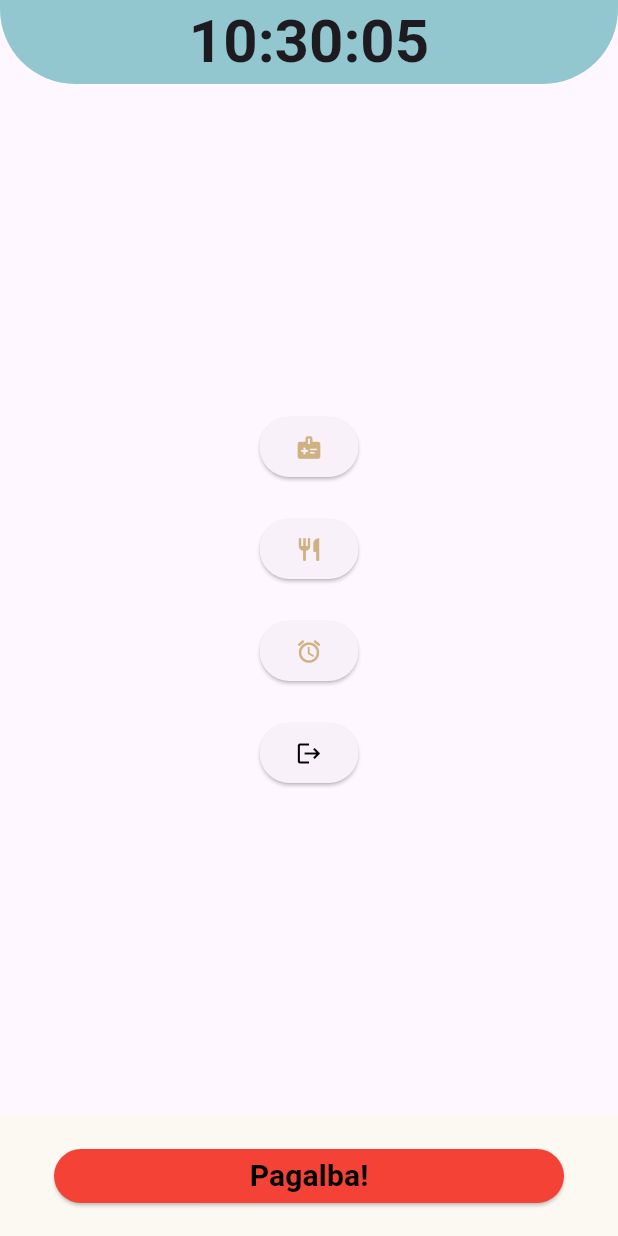
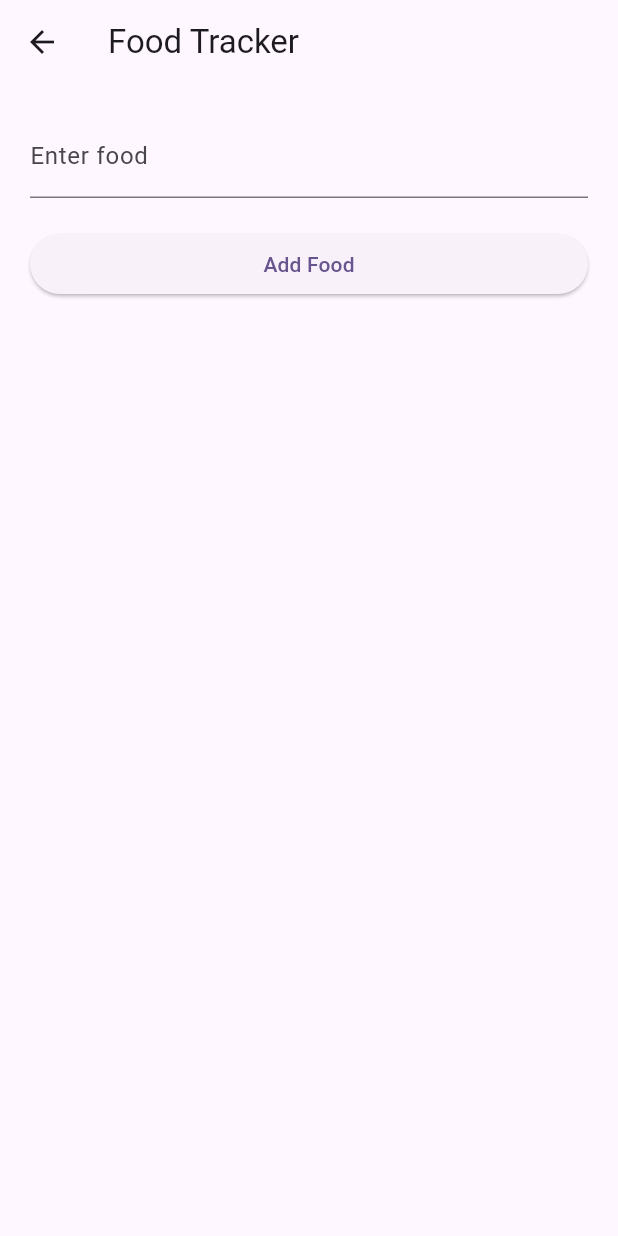
Before and after one commit to shiver225/Senjorams, a Flutter app: the MainScreen screen opened directly, after a tap on the "medical information" icon, after a tap on the "restaurant" icon, on a phone screen of 412 x 824 dp. Run offline on Flutter 3.47's test engine with Material 3 defaults, Android fonts, the phone set to English and light mode, and no system bars; our stand-ins replace cloud_firestore, cloud_functions, firebase_auth, firebase_core; accounts and stored records are empty.

Commit message:
Food ui plus fuxes

```diff
--- /dev/null
+++ b/senjorams/lib/food_ui.dart
@@ -0,0 +1,64 @@
+import 'package:flutter/material.dart';
+
+class FoodScreen extends StatefulWidget {
+  const FoodScreen({Key? key}) : super(key: key);
+
+  @override
+  _FoodScreenState createState() => _FoodScreenState();
+}
+
+class _FoodScreenState extends State<FoodScreen> {
+  List<String> foods = []; // List to store the entered foods
+
+  TextEditingController foodController = TextEditingController(); // Controller for the text field
+
+  // Function to add food to the list
+  void addFood(String food) {
+    setState(() {
+      foods.add(food);
+      foodController.clear(); // Clear the text field after adding the food
+    });
+  }
+
+  @override
+  Widget build(BuildContext context) {
+    return Scaffold(
+      appBar: AppBar(
+        title: Text('Food Tracker'),
+      ),
+      body: Padding(
+        padding: const EdgeInsets.all(20.0),
+        child: Column(
+          crossAxisAlignment: CrossAxisAlignment.stretch,
+          children: [
+            TextField(
+              controller: foodController,
+              decoration: InputDecoration(labelText: 'Enter food'),
+              onSubmitted: (value) {
+                addFood(value);
+              },
+            ),
+            SizedBox(height: 20),
+            ElevatedButton(
+              onPressed: () {
+                addFood(foodController.text);
+              },
+              child: Text('Add Food'),
+            ),
+            SizedBox(height: 20),
+            Expanded(
+              child: ListView.builder(
+                itemCount: foods.length,
+                itemBuilder: (context, index) {
+                  return ListTile(
+                    title: Text(foods[index]),
+                  );
+                },
+              ),
+            ),
+          ],
+        ),
+      ),
+    );
+  }
+}
--- a/senjorams/lib/main_screen_ui.dart
+++ b/senjorams/lib/main_screen_ui.dart
@@ -3,6 +3,7 @@ import 'dart:async';
 import 'package:firebase_auth/firebase_auth.dart';
 import 'package:flutter/material.dart';
 import 'package:intl/intl.dart';
+import 'package:senjorams/food_ui.dart';
 import 'package:senjorams/medicine_page_ui.dart';
 import 'package:senjorams/start_sreen_ui.dart';
 
@@ -52,6 +53,9 @@ class _MainScreenState extends State<MainScreen> {
           mainAxisAlignment: MainAxisAlignment.center,
           children: [
             ElevatedButton(
+              style: ElevatedButton.styleFrom(
+                minimumSize: const Size(100, 75)
+              ),
               onPressed: () {
                 Navigator.push(
                   context,
@@ -60,31 +64,43 @@ class _MainScreenState extends State<MainScreen> {
               },
               child: const FittedBox(
                 fit: BoxFit.fitWidth,
-                child: Icon(Icons.medical_information, color: Color.fromARGB(255, 206, 178, 129)),
+                child: Icon(Icons.medical_information, color: Color.fromARGB(255, 206, 178, 129), size: 50),
               ),
             ),
             const SizedBox(height: 20),
             ElevatedButton(
+              style: ElevatedButton.styleFrom(
+                minimumSize: const Size(100, 75)
+              ),
+              onPressed: () {
+                Navigator.push(
+                  context,
+                  MaterialPageRoute(builder: (context) => const FoodScreen())
+                );
+              },
+              child: const FittedBox(
+                fit: BoxFit.fitWidth,
+                child: Icon(Icons.restaurant, color: Color.fromARGB(255, 206, 178, 129), size: 50),
+              ),
+            ),
+            const SizedBox(height: 20),
+            ElevatedButton(
+              style: ElevatedButton.styleFrom(
+                minimumSize: const Size(100, 75)
+              ),
               onPressed: () {
                 // Navigate to another page
               },
               child: const FittedBox(
                 fit: BoxFit.fitWidth,
-                child: Icon(Icons.restaurant, color: Color.fromARGB(255, 206, 178, 129)),
+                child: Icon(Icons.alarm, color: Color.fromARGB(255, 206, 178, 129), size: 50),
               ),
             ),
             const SizedBox(height: 20),
             ElevatedButton(
-              onPressed: () {
-                // Navigate to another page
-              },
-              child: const FittedBox(
-                fit: BoxFit.fitWidth,
-                child: Icon(Icons.alarm, color: Color.fromARGB(255, 206, 178, 129)),
+              style: ElevatedButton.styleFrom(
+                minimumSize: const Size(100, 75)
               ),
-            ),
-            const SizedBox(height: 20),
-            ElevatedButton(
               onPressed: () async {
                 await FirebaseAuth.instance.signOut();
                 Navigator.pushReplacement(
@@ -94,7 +110,7 @@ class _MainScreenState extends State<MainScreen> {
               },
               child: const FittedBox(
                 fit: BoxFit.fitWidth,
-                child: Icon(Icons.logout, color: Colors.black),
+                child: Icon(Icons.logout, color: Colors.black, size: 50),
               ),
             ),
           ],
```
